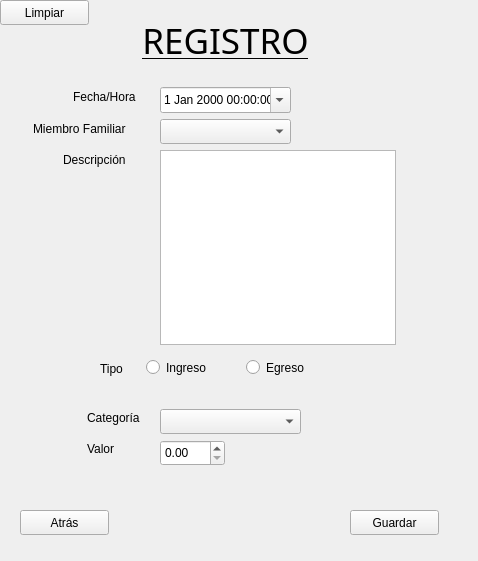
This is registro.ui in HailNicole/App_Finanzas as Qt 5 draws it before an edit. The edited form follows.
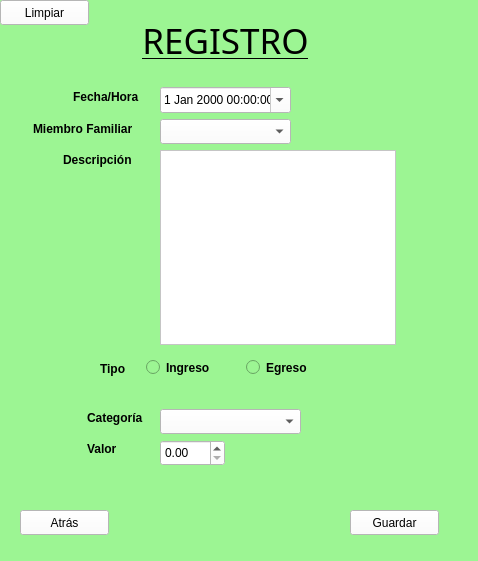
This is the edited form.

```diff
--- a/registro.ui
+++ b/registro.ui
@@ -13,6 +13,9 @@
   <property name="windowTitle">
    <string>Form</string>
   </property>
+  <property name="styleSheet">
+   <string notr="true">background-color: rgb(156, 245, 147);</string>
+  </property>
   <widget class="QLabel" name="label">
    <property name="geometry">
     <rect>
@@ -45,6 +48,9 @@
      <height>25</height>
     </rect>
    </property>
+   <property name="styleSheet">
+    <string notr="true">background-color: rgb(255, 255, 255);</string>
+   </property>
    <property name="text">
     <string>Guardar</string>
    </property>
@@ -58,6 +64,9 @@
      <height>25</height>
     </rect>
    </property>
+   <property name="styleSheet">
+    <string notr="true">background-color: rgb(255, 255, 255);</string>
+   </property>
    <property name="text">
     <string>Atrás</string>
    </property>
@@ -71,6 +80,11 @@
      <height>17</height>
     </rect>
    </property>
+   <property name="font">
+    <font>
+     <bold>true</bold>
+    </font>
+   </property>
    <property name="text">
     <string>Tipo</string>
    </property>
@@ -84,6 +98,11 @@
      <height>23</height>
     </rect>
    </property>
+   <property name="font">
+    <font>
+     <bold>true</bold>
+    </font>
+   </property>
    <property name="text">
     <string>Egreso</string>
    </property>
@@ -97,6 +116,11 @@
      <height>20</height>
     </rect>
    </property>
+   <property name="font">
+    <font>
+     <bold>true</bold>
+    </font>
+   </property>
    <property name="text">
     <string>Miembro Familiar</string>
    </property>
@@ -110,6 +134,11 @@
      <height>20</height>
     </rect>
    </property>
+   <property name="font">
+    <font>
+     <bold>true</bold>
+    </font>
+   </property>
    <property name="text">
     <string>Descripción</string>
    </property>
@@ -123,6 +152,9 @@
      <height>26</height>
     </rect>
    </property>
+   <property name="styleSheet">
+    <string notr="true">background-color: rgb(255, 255, 255);</string>
+   </property>
    <property name="wrapping">
     <bool>false</bool>
    </property>
@@ -139,6 +171,9 @@
      <height>25</height>
     </rect>
    </property>
+   <property name="styleSheet">
+    <string notr="true">background-color: rgb(255, 255, 255);</string>
+   </property>
    <property name="placeholderText">
     <string>Escoja...</string>
    </property>
@@ -148,10 +183,15 @@
     <rect>
      <x>146</x>
      <y>356</y>
-     <width>112</width>
+     <width>91</width>
      <height>23</height>
     </rect>
    </property>
+   <property name="font">
+    <font>
+     <bold>true</bold>
+    </font>
+   </property>
    <property name="text">
     <string>Ingreso</string>
    </property>
@@ -165,6 +205,11 @@
      <height>20</height>
     </rect>
    </property>
+   <property name="font">
+    <font>
+     <bold>true</bold>
+    </font>
+   </property>
    <property name="text">
     <string>Fecha/Hora</string>
    </property>
@@ -178,6 +223,9 @@
      <height>195</height>
     </rect>
    </property>
+   <property name="styleSheet">
+    <string notr="true">background-color: rgb(255, 255, 255);</string>
+   </property>
   </widget>
   <widget class="QLabel" name="label_6">
    <property name="geometry">
@@ -188,6 +236,11 @@
      <height>17</height>
     </rect>
    </property>
+   <property name="font">
+    <font>
+     <bold>true</bold>
+    </font>
+   </property>
    <property name="text">
     <string>Categoría</string>
    </property>
@@ -201,6 +254,11 @@
      <height>17</height>
     </rect>
    </property>
+   <property name="font">
+    <font>
+     <bold>true</bold>
+    </font>
+   </property>
    <property name="text">
     <string>Valor</string>
    </property>
@@ -214,6 +272,9 @@
      <height>25</height>
     </rect>
    </property>
+   <property name="styleSheet">
+    <string notr="true">background-color: rgb(255, 255, 255);</string>
+   </property>
    <property name="placeholderText">
     <string>Escoja...</string>
    </property>
@@ -227,6 +288,9 @@
      <height>26</height>
     </rect>
    </property>
+   <property name="styleSheet">
+    <string notr="true">background-color: rgb(255, 255, 255);</string>
+   </property>
    <property name="maximum">
     <double>10000.989999999999782</double>
    </property>
@@ -240,6 +304,9 @@
      <height>25</height>
     </rect>
    </property>
+   <property name="styleSheet">
+    <string notr="true">background-color: rgb(255, 255, 255);</string>
+   </property>
    <property name="text">
     <string>Limpiar</string>
    </property>
```
